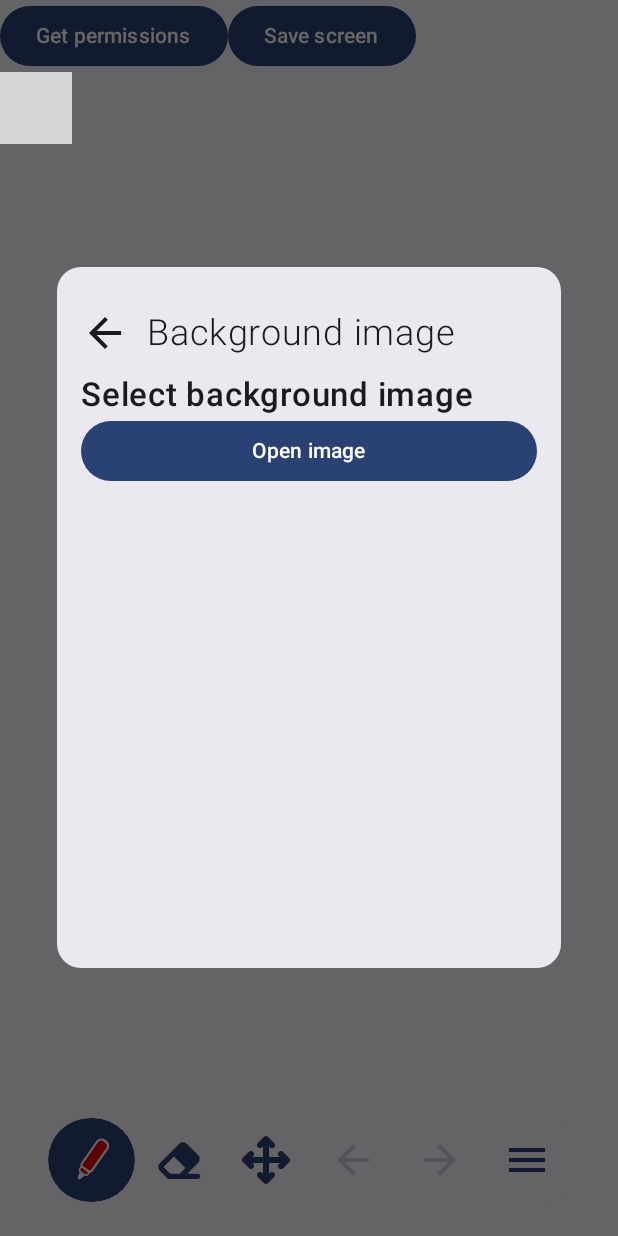
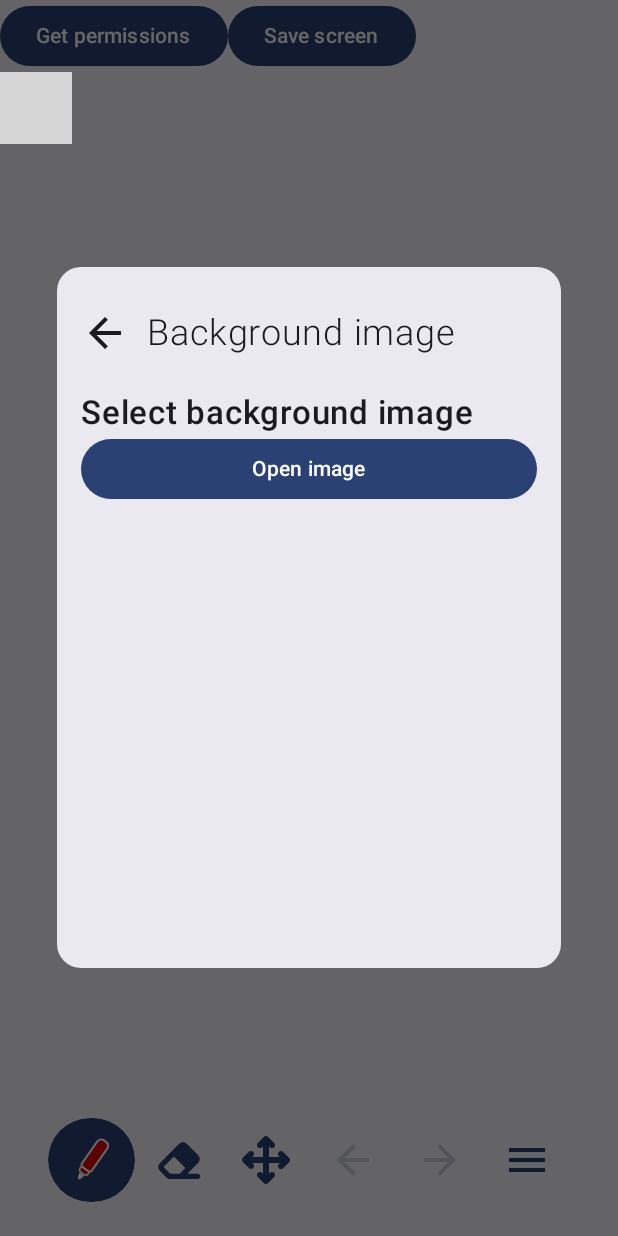
Before and after one commit to robothaver/KanDraw, an Android app built with Jetpack Compose: the screen it shows after launch (MainActivity), after a tap on "Import background image", on a phone screen of 412 x 824 dp. Run offline under Robolectric (Android 15) with nearby library versions, the phone set to English and light mode, and no system bars; libraries missing offline, so code that uses them is left out: dev.shreyaspatil.capturable; 2 statements that could not run were skipped; grey boxes are pictures that could not be loaded.

Commit message:
Created preferences body widget, new transitions for dialog, made font sizes smaller

```diff
--- a/app/src/main/java/com/robothaver/kandraw/composables/canvas/MainCanvas.kt
+++ b/app/src/main/java/com/robothaver/kandraw/composables/canvas/MainCanvas.kt
@@ -53,7 +53,7 @@ fun MainCanvas(
     )
     Box(modifier = Modifier
         .capturable(controller)
-        .background(canvasController.backgroundColor.color)
+        .background(canvasController.backgroundColor.value.color)
         .fillMaxSize()
         .clipToBounds()
         .pointerInput(false) {
--- a/app/src/main/java/com/robothaver/kandraw/dialogs/DialogSizeUtil.kt
+++ b/app/src/main/java/com/robothaver/kandraw/dialogs/DialogSizeUtil.kt
@@ -3,7 +3,7 @@ package com.robothaver.kandraw.dialogs
 import androidx.compose.ui.geometry.Size
 import com.robothaver.kandraw.utils.windowInfo.WindowType
 
-fun getPenDialogSize(screenWidthInfo: WindowType, screenHeightInfo: WindowType): Size {
+fun getDialogSize(screenWidthInfo: WindowType, screenHeightInfo: WindowType): Size {
     return when {
         // Mobile medium vertical layout
         screenWidthInfo == WindowType.Compact && screenHeightInfo == WindowType.Medium ->
@@ -21,22 +21,3 @@ fun getPenDialogSize(screenWidthInfo: WindowType, screenHeightInfo: WindowType):
             Size(0.85f, 0.9f)
     }
 }
-
-fun getSettingsDialogSize(screenWidthInfo: WindowType, screenHeightInfo: WindowType): Size {
-    return when {
-        // Mobile medium vertical layout
-        screenWidthInfo == WindowType.Compact && screenHeightInfo == WindowType.Medium ->
-            Size(0.8f, 0.55f)
-        // Mobile expanded vertical layout
-        screenWidthInfo == WindowType.Compact && screenHeightInfo == WindowType.Expanded ->
-            Size(0.8f, 0.55f)
-        // Tablet horizontal
-        screenWidthInfo == WindowType.Expanded && screenHeightInfo == WindowType.Medium ->
-            Size(0.85f, 0.6f)
-        // Tablet vertical
-        screenWidthInfo == WindowType.Medium && screenHeightInfo == WindowType.Expanded ->
-            Size(0.85f, 0.45f)
-        else ->
-            Size(0.85f, 0.9f)
-    }
-}
--- a/app/src/main/java/com/robothaver/kandraw/dialogs/penSettingsDialog/PenSettingsDialog.kt
+++ b/app/src/main/java/com/robothaver/kandraw/dialogs/penSettingsDialog/PenSettingsDialog.kt
@@ -11,7 +11,7 @@ import androidx.compose.runtime.remember
 import androidx.compose.ui.Modifier
 import com.robothaver.kandraw.composables.customColorPicker.CustomColorPicker
 import com.robothaver.kandraw.dialogs.Dialogs
-import com.robothaver.kandraw.dialogs.getPenDialogSize
+import com.robothaver.kandraw.dialogs.getDialogSize
 import com.robothaver.kandraw.dialogs.penSettingsDialog.layouts.HorizontalLayout
 import com.robothaver.kandraw.dialogs.penSettingsDialog.layouts.VerticalLayout
 import com.robothaver.kandraw.dialogs.penSettingsDialog.utils.updateColor
@@ -28,7 +28,7 @@ fun PenSettingsDialog(
     windowInfo: WindowInfo
 ) {
     val isSelectingCustomColor = remember { mutableStateOf(false) }
-    val size = getPenDialogSize(windowInfo.screenWidthInfo, windowInfo.screenHeightInfo)
+    val size = getDialogSize(windowInfo.screenWidthInfo, windowInfo.screenHeightInfo)
     AnimatedContent(
         targetState = isSelectingCustomColor.value,
         label = "penSettingsDialogPageChange"
--- /dev/null
+++ b/app/src/main/java/com/robothaver/kandraw/dialogs/preferencesDialog/Body.kt
@@ -0,0 +1,29 @@
+package com.robothaver.kandraw.dialogs.preferencesDialog
+
+import androidx.compose.foundation.layout.Arrangement
+import androidx.compose.foundation.layout.Column
+import androidx.compose.foundation.layout.fillMaxSize
+import androidx.compose.foundation.rememberScrollState
+import androidx.compose.foundation.verticalScroll
+import androidx.compose.runtime.Composable
+import androidx.compose.ui.Modifier
+import androidx.compose.ui.unit.dp
+
+@Composable
+fun PreferencesBody(
+    currentRoute: String,
+    onExit: () -> Unit,
+    composable: @Composable () -> Unit
+) {
+    Column(
+        modifier = Modifier
+            .fillMaxSize()
+            .verticalScroll(rememberScrollState()),
+        verticalArrangement = Arrangement.spacedBy(12.dp)
+    ) {
+        PreferencesHeader(currentRoute = currentRoute) {
+            onExit()
+        }
+        composable()
+    }
+}
--- a/app/src/main/java/com/robothaver/kandraw/dialogs/preferencesDialog/PreferencesDialog.kt
+++ b/app/src/main/java/com/robothaver/kandraw/dialogs/preferencesDialog/PreferencesDialog.kt
@@ -4,39 +4,30 @@ import androidx.activity.compose.rememberLauncherForActivityResult
 import androidx.activity.result.contract.ActivityResultContracts
 import androidx.compose.animation.EnterTransition
 import androidx.compose.animation.ExitTransition
-import androidx.compose.animation.core.LinearEasing
 import androidx.compose.animation.core.tween
 import androidx.compose.animation.fadeIn
 import androidx.compose.animation.fadeOut
-import androidx.compose.animation.slideInHorizontally
-import androidx.compose.animation.slideOutHorizontally
+import androidx.compose.animation.scaleIn
+import androidx.compose.animation.scaleOut
 import androidx.compose.foundation.layout.Column
 import androidx.compose.foundation.layout.fillMaxHeight
 import androidx.compose.foundation.layout.fillMaxSize
 import androidx.compose.foundation.layout.fillMaxWidth
-import androidx.compose.foundation.layout.size
 import androidx.compose.material3.Button
 import androidx.compose.material3.Text
 import androidx.compose.runtime.Composable
-import androidx.compose.runtime.derivedStateOf
-import androidx.compose.runtime.getValue
-import androidx.compose.runtime.remember
 import androidx.compose.ui.Modifier
 import androidx.compose.ui.text.font.FontWeight
-import androidx.compose.ui.unit.dp
 import androidx.compose.ui.unit.sp
 import androidx.navigation.NavType
 import androidx.navigation.compose.NavHost
 import androidx.navigation.compose.composable
-import androidx.navigation.compose.currentBackStackEntryAsState
 import androidx.navigation.compose.rememberNavController
 import androidx.navigation.navArgument
-import com.robothaver.kandraw.composables.customColorPicker.CustomColorPicker
-import com.robothaver.kandraw.dialogs.getSettingsDialogSize
+import com.robothaver.kandraw.dialogs.getDialogSize
 import com.robothaver.kandraw.dialogs.preferencesDialog.pages.backgroundSettings.BackgroundSettings
 import com.robothaver.kandraw.dialogs.preferencesDialog.pages.mainScreen.MainScreen
 import com.robothaver.kandraw.domain.canvasController.CanvasController
-import com.robothaver.kandraw.utils.changeColorBrightness.changeColorBrightness
 import com.robothaver.kandraw.utils.windowInfo.WindowInfo
 import com.robothaver.kandraw.viewModel.CanvasViewModel
 
@@ -52,36 +43,28 @@ fun PreferencesDialog(
         ColorPickerData(viewModel.gridSettings.value.smallCellColor, ColorPickerIds.SmallGridColor),
         ColorPickerData(viewModel.gridSettings.value.largeCellColor, ColorPickerIds.LargeGridColor)
     )
-    val size = getSettingsDialogSize(windowInfo.screenWidthInfo, windowInfo.screenHeightInfo)
-    val currentBackStackEntry by navController.currentBackStackEntryAsState()
-    val currentRoute by remember {
-        derivedStateOf {
-            currentBackStackEntry?.destination?.route ?: "main"
-        }
-    }
-
-    val previousBackStackEntry by navController.currentBackStackEntryAsState()
-    val previousRoute by remember {
-        derivedStateOf {
-            previousBackStackEntry?.destination?.route ?: "sdadas"
-        }
-    }
+    val size = getDialogSize(windowInfo.screenWidthInfo, windowInfo.screenHeightInfo)
 
     Column(
         modifier = Modifier
             .fillMaxWidth(size.width)
             .fillMaxHeight(size.height),
     ) {
-        Column(
-            modifier = Modifier.fillMaxSize()
-        ) {
         NavHost(
             navController = navController,
             startDestination = Screen.MainScreen.route,
-                enterTransition = { enterTransition(false) },
-                exitTransition = { exitTransition(true) },
-                popEnterTransition = { enterTransition(true) },
-                popExitTransition = { exitTransition(false) }
+            enterTransition = {
+                scaleIntoContainer()
+            },
+            exitTransition = {
+                scaleOutOfContainer(true)
+            },
+            popEnterTransition = {
+                scaleIntoContainer()
+            },
+            popExitTransition = {
+                scaleOutOfContainer()
+            }
         ) {
             composable(route = Screen.MainScreen.route) {
                 Column(Modifier.fillMaxSize()) {
@@ -114,10 +97,11 @@ fun PreferencesDialog(
                 ) {
                     canvasController.processBackground(it)
                 }
+                PreferencesBody(
+                    currentRoute = Screen.BackgroundImageScreen.route,
+                    onExit = { navController.popBackStack() }
+                ) {
                     Column(modifier = Modifier.fillMaxSize()) {
-                        PreferencesHeader(currentRoute = Screen.BackgroundImageScreen.route) {
-
-                        }
                         Text(
                             text = "Select background image",
                             fontSize = 22.sp,
@@ -131,7 +115,8 @@ fun PreferencesDialog(
                         }
                     }
                 }
-                composable(route = Screen.GridSettings.route) {
+            }
+            composable(route = Screen.BackgroundSettings.route) {
                 BackgroundSettings(
                     viewPortPosition = viewModel.viewportPosition,
                     backgroundColor = viewModel.backgroundColor.value.color,
@@ -152,75 +137,32 @@ fun PreferencesDialog(
                 val selectedData = colorPickerData.find { data ->
                     data.id.name == colorId
                 }!!
-                    Column(modifier = Modifier.fillMaxSize()) {
-                        CustomColorPicker(
-                            modifier = Modifier.size(500.dp),
-                            initialColor = selectedData.color.hue,
-                            penColor = selectedData.color,
-                            onDismiss = {
+                CustomColorSelector(viewModel = viewModel, selectedData = selectedData) {
                     navController.popBackStack()
-                            },
-                            onBrightnessChanged = { brightness ->
-
-                            },
-                            onColorPickerActivated = {}
-                        ) { newColor ->
-                            val brightness = viewModel.backgroundColor.value.brightness
-                            val updatedColor = changeColorBrightness(newColor, brightness)
-                            when (selectedData.id) {
-                                ColorPickerIds.SmallGridColor -> {
-                                    viewModel.gridSettings.value =
-                                        viewModel.gridSettings.value.copy(
-                                            smallCellColor = viewModel.gridSettings.value.smallCellColor.copy(
-                                                hue = updatedColor,
-                                                color = updatedColor
-                                            )
-                                        )
-                                }
-
-                                ColorPickerIds.LargeGridColor -> {
-                                    viewModel.gridSettings.value =
-                                        viewModel.gridSettings.value.copy(
-                                            largeCellColor = viewModel.gridSettings.value.largeCellColor.copy(
-                                                hue = updatedColor,
-                                                color = updatedColor
-                                            )
-                                        )
-                                }
-
-                                ColorPickerIds.BackgroundColor -> {
-                                    viewModel.backgroundColor.value =
-                                        viewModel.backgroundColor.value.copy(
-                                            hue = updatedColor,
-                                            color = updatedColor
-                                        )
-                                }
-                            }
-                        }
-
-                    }
                 }
             }
         }
     }
 }
 
-fun exitTransition(reversed: Boolean): ExitTransition {
-    return fadeOut(tween(300)) + slideOutHorizontally(
-        targetOffsetX = { if (reversed) -300 else 300 },
-        animationSpec = tween(
-            durationMillis = 400,
-            easing = LinearEasing
-        )
-    )
+private fun scaleIntoContainer(
+    isReversed: Boolean = false,
+    initialScale: Float = if (isReversed) 0.9f else 1.1f
+): EnterTransition {
+    return scaleIn(
+        animationSpec = tween(220, delayMillis = 90),
+        initialScale = initialScale
+    ) + fadeIn(animationSpec = tween(220, delayMillis = 90))
 }
 
-fun enterTransition(reversed: Boolean): EnterTransition {
-    return fadeIn(tween(300)) + slideInHorizontally(
-        initialOffsetX = { if (reversed) -300 else 300 },
+private fun scaleOutOfContainer(
+    isReversed: Boolean = false,
+    targetScale: Float = if (isReversed) 0.9f else 1.1f
+): ExitTransition {
+    return scaleOut(
         animationSpec = tween(
-            durationMillis = 400,
-            easing = LinearEasing
-        )
-    )
+            durationMillis = 220,
+            delayMillis = 90
+        ), targetScale = targetScale
+    ) + fadeOut(tween(delayMillis = 90))
 }
--- a/app/src/main/java/com/robothaver/kandraw/dialogs/preferencesDialog/Screen.kt
+++ b/app/src/main/java/com/robothaver/kandraw/dialogs/preferencesDialog/Screen.kt
@@ -6,6 +6,6 @@ sealed class Screen(val route: String) {
     object BackgroundImageScreen: Screen("background_image")
     object SaveDrawing: Screen("save_drawing")
     object Other: Screen("other_screen")
-    object GridSettings: Screen("grid_settings")
+    object BackgroundSettings: Screen("background_settings")
     object CustomColorSelector: Screen("custom_color_selector")
 }
--- a/app/src/main/java/com/robothaver/kandraw/dialogs/preferencesDialog/pages/backgroundSettings/BackgroundGridSettings.kt
+++ b/app/src/main/java/com/robothaver/kandraw/dialogs/preferencesDialog/pages/backgroundSettings/BackgroundGridSettings.kt
@@ -101,7 +101,7 @@ private fun SwitchWithText(
     ) {
         Text(
             text = text,
-            fontSize = 22.sp,
+            fontSize = 18.sp,
             fontWeight = FontWeight.Medium
         )
         Switch(
--- a/app/src/main/java/com/robothaver/kandraw/dialogs/preferencesDialog/pages/backgroundSettings/ColorChanger.kt
+++ b/app/src/main/java/com/robothaver/kandraw/dialogs/preferencesDialog/pages/backgroundSettings/ColorChanger.kt
@@ -34,7 +34,7 @@ fun ColorChanger(color: Color, title: String, onClick: () -> Unit) {
     ) {
         Text(
             text = title,
-            fontSize = 22.sp,
+            fontSize = 18.sp,
             fontWeight = FontWeight.Medium
         )
         Box(
--- a/app/src/main/java/com/robothaver/kandraw/dialogs/preferencesDialog/pages/mainScreen/MenuOptions.kt
+++ b/app/src/main/java/com/robothaver/kandraw/dialogs/preferencesDialog/pages/mainScreen/MenuOptions.kt
@@ -9,7 +9,7 @@ val menuOptions = listOf(
     MenuOption("Save drawing", R.drawable.save_drawing, Screen.SaveDrawing.route),
     MenuOption("Toolbar preferences", R.drawable.toolbar_preferences, Screen.ToolbarPreferencesScreen.route),
     MenuOption("Other stuff", R.drawable.eraser_solid, Screen.Other.route),
-    MenuOption("Grid settings", R.drawable.grid, Screen.GridSettings.route)
+    MenuOption("Grid settings", R.drawable.grid, Screen.BackgroundSettings.route)
 )
 
 data class MenuOption(
--- a/app/src/main/java/com/robothaver/kandraw/domain/canvasController/CanvasController.kt
+++ b/app/src/main/java/com/robothaver/kandraw/domain/canvasController/CanvasController.kt
@@ -29,7 +29,7 @@ class CanvasController(
     val allPaths = canvasViewModel.allPaths
     val visiblePaths = mutableListOf<PathData>()
     val penSettings = canvasViewModel.penSettings
-    val backgroundColor = canvasViewModel.backgroundColor.value
+    val backgroundColor = canvasViewModel.backgroundColor
     val eraserWidth = canvasViewModel.eraserWidth
     val gridSettings = canvasViewModel.gridSettings
 
@@ -42,7 +42,7 @@ class CanvasController(
     }
 
     fun expandPath(newPoint: Offset) {
-        allPaths.last().path.lineTo(newPoint.x, newPoint.y)
+        visiblePaths.last().path.lineTo(newPoint.x, newPoint.y)
         visiblePaths[visiblePaths.lastIndex] =
             visiblePaths.last().copy(points = getNewPoints(newPoint))
         allPaths[allPaths.lastIndex] = visiblePaths.last()
@@ -83,7 +83,7 @@ class CanvasController(
 //        val color = backgroundImage.value?.get(currentlySelectedPosition.x.toInt(),
 //            currentlySelectedPosition.y.toInt()
 //        )
-        return getSelectedPath(currentlySelectedPosition, 20f)?.color ?: backgroundColor.color
+        return getSelectedPath(currentlySelectedPosition, 20f)?.color ?: backgroundColor.value.color
     }
 
     fun processBackground(uri: Uri?) {
--- a/app/src/main/java/com/robothaver/kandraw/viewModel/data/GridSettings.kt
+++ b/app/src/main/java/com/robothaver/kandraw/viewModel/data/GridSettings.kt
@@ -8,9 +8,9 @@ data class GridSettings(
     val isLargeCellEnabled: Boolean = true,
     val gridOffset: Offset = Offset(0f, 0f),
     val smallCellSize: Float = 80f,
-    val smallCellColor: PenColor = PenColor(color = Color.Gray),
+    val smallCellColor: PenColor = PenColor(color = Color(0xFFA5A5A5), brightness = 0.65f),
     val smallCellStrokeWidth: Float = 5f,
     val largeCellSize: Int = 5,
-    val largeCellColor: PenColor = PenColor(color = Color.White),
+    val largeCellColor: PenColor = PenColor(color = Color.White, brightness = 1f),
     val largeCellStrokeWidth: Float = 10f
 )
```
Also changed, not shown: app/src/main/java/com/robothaver/kandraw/dialogs/preferencesDialog/CustomColorSelector.kt (added, +121 -0 lines), app/src/main/java/com/robothaver/kandraw/dialogs/preferencesDialog/pages/backgroundSettings/BackgroundSettings.kt (+2 -15 lines). Lines whose indentation alone changed are shown as unchanged.
